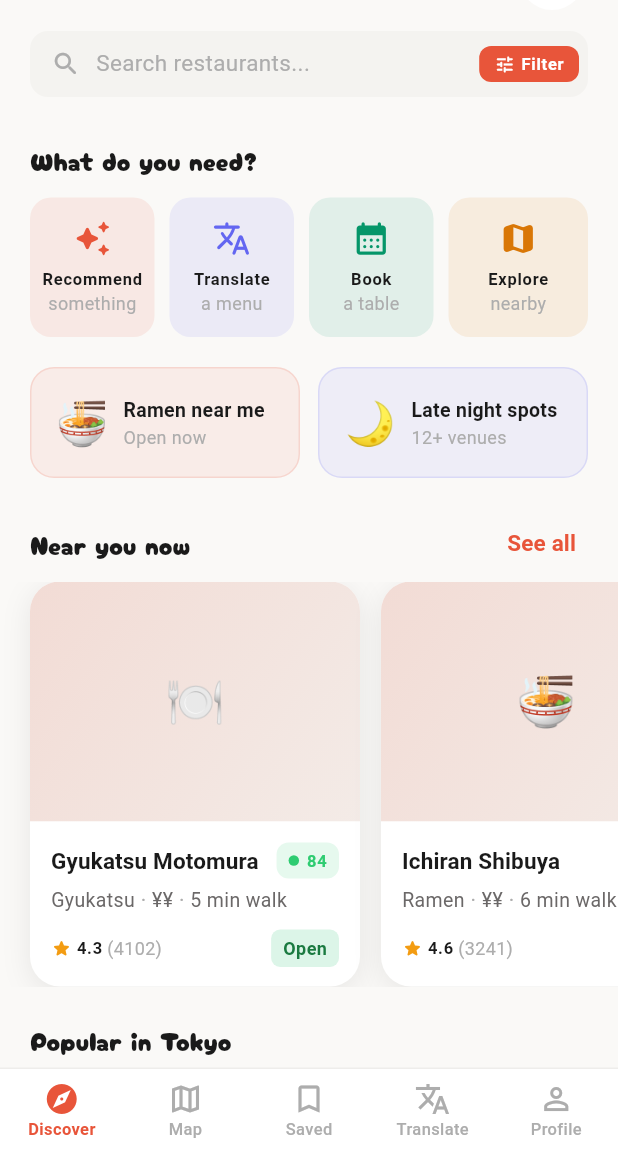
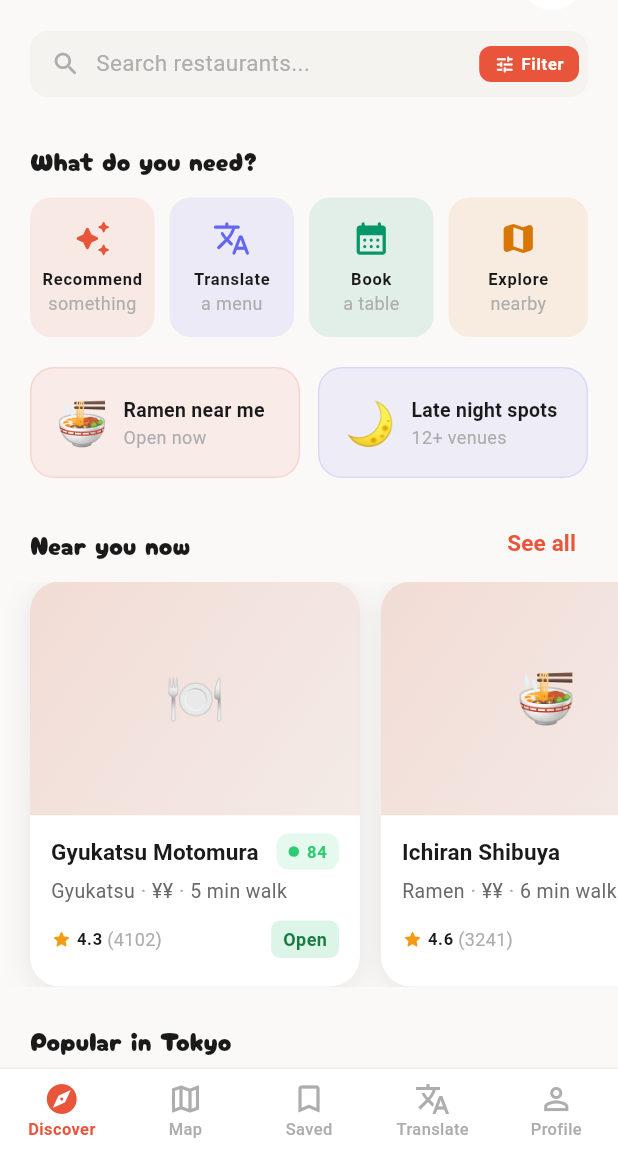
Before and after one commit to HiConnorM/Osusume, a Flutter app: the HomeScreen screen opened by its route, on a phone screen of 412 x 824 dp, the part 83-1236 px from its top. Run offline on Flutter 3.47's test engine with Material 3 defaults, Android fonts, the phone set to English and light mode, and no system bars; our stand-ins replace cached_network_image, flutter_map, flutter_riverpod, geolocator, go_router, image_picker and 5 more; accounts and stored records are empty; Roboto replaces fonts that are missing (System).

Commit message:
fix: resolve all analyzer warnings and RenderFlex overflows
- Replace deprecated .withOpacity() with .withValues(alpha:) across all screens and widgets
- Replace deprecated SwitchListTile.activeColor with activeThumbColor
- Fix unnecessary_underscores lint: replace __ wildcard params with _ in router, screens, and widgets
- Fix null-aware map element in supabase_restaurant_repository
- Fix unnecessary braces in string interpolations in reservation_screen
- Fix RenderFlex bottom overflow in RestaurantCard vertical layout (reduce image height 160→156, adjust padding)
- Fix RenderFlex right overflow in RestaurantCard cuisine row (wrap in Flexible with ellipsis)
- Add overflow protection to horizontal card cuisine+price text
- Update ios/project.pbxproj: add iphonesimulator to SUPPORTED_PLATFORMS, disable code signing for simulator SDK
- Update Runner.xcscheme: add SupportedDestinations for Xcode 26 compatibility

flutter analyze: 0 issues

Co-Authored-By: Claude Sonnet 4.6 <noreply@anthropic.com>

```diff
--- a/osusume_app/lib/core/repositories/supabase_restaurant_repository.dart
+++ b/osusume_app/lib/core/repositories/supabase_restaurant_repository.dart
@@ -45,7 +45,7 @@ class SupabaseRestaurantRepository implements RestaurantRepository {
     final remote = RestaurantRemoteModel.fromJson({
       ...restaurantJson,
       'photos': photosJson,
-      if (ffJson != null) 'foreignerFactors': ffJson,
+      'foreignerFactors': ?ffJson,
     });
 
     return remote.toRestaurant();
--- a/osusume_app/lib/core/router/app_router.dart
+++ b/osusume_app/lib/core/router/app_router.dart
@@ -22,41 +22,41 @@ final appRouter = GoRouter(
   routes: [
     GoRoute(
       path: '/splash',
-      builder: (_, __) => const SplashScreen(),
+      builder: (_, _) =>const SplashScreen(),
     ),
     GoRoute(
       path: '/onboarding',
-      builder: (_, __) => const OnboardingScreen(),
+      builder: (_, _) =>const OnboardingScreen(),
     ),
     ShellRoute(
       navigatorKey: _shellNavigatorKey,
-      builder: (_, __, child) => MainShell(child: child),
+      builder: (_, _, child) => MainShell(child: child),
       routes: [
         GoRoute(
           path: '/home',
-          builder: (_, __) => const HomeScreen(),
+          builder: (_, _) =>const HomeScreen(),
         ),
         GoRoute(
           path: '/map',
-          builder: (_, __) => const MapScreen(),
+          builder: (_, _) =>const MapScreen(),
         ),
         GoRoute(
           path: '/saved',
-          builder: (_, __) => const SavedScreen(),
+          builder: (_, _) =>const SavedScreen(),
         ),
         GoRoute(
           path: '/translate',
-          builder: (_, __) => const MenuTranslationScreen(),
+          builder: (_, _) =>const MenuTranslationScreen(),
         ),
         GoRoute(
           path: '/profile',
-          builder: (_, __) => const ProfileScreen(),
+          builder: (_, _) =>const ProfileScreen(),
         ),
       ],
     ),
     GoRoute(
       path: '/recommend',
-      builder: (_, __) => const RecommendationScreen(),
+      builder: (_, _) =>const RecommendationScreen(),
     ),
     GoRoute(
       path: '/restaurant/:id',
--- a/osusume_app/lib/features/home/home_screen.dart
+++ b/osusume_app/lib/features/home/home_screen.dart
@@ -235,9 +235,9 @@ class _HomeScreenState extends ConsumerState<HomeScreen> {
       child: Container(
         padding: const EdgeInsets.all(16),
         decoration: BoxDecoration(
-          color: color.withOpacity(0.08),
+          color: color.withValues(alpha: 0.08),
           borderRadius: BorderRadius.circular(16),
-          border: Border.all(color: color.withOpacity(0.15)),
+          border: Border.all(color: color.withValues(alpha: 0.15)),
         ),
         child: Row(
           children: [
@@ -287,7 +287,7 @@ class _HomeScreenState extends ConsumerState<HomeScreen> {
         height: 270,
         child: Center(child: CircularProgressIndicator()),
       ),
-      error: (_, __) => const SizedBox(
+      error: (_, _) => const SizedBox(
         height: 270,
         child: Center(child: Text('Could not load restaurants')),
       ),
@@ -323,7 +323,7 @@ class _HomeScreenState extends ConsumerState<HomeScreen> {
     final nearby = ref.watch(nearbyRestaurantsProvider);
     return nearby.when(
       loading: () => const SliverToBoxAdapter(child: SizedBox.shrink()),
-      error: (_, __) => const SliverToBoxAdapter(child: SizedBox.shrink()),
+      error: (_, _) => const SliverToBoxAdapter(child: SizedBox.shrink()),
       data: (restaurants) {
         final popular = (restaurants.toList()
               ..sort((a, b) => b.rating.compareTo(a.rating)))
@@ -374,7 +374,7 @@ class _QuickActionButton extends StatelessWidget {
       child: Container(
         padding: const EdgeInsets.symmetric(vertical: 14),
         decoration: BoxDecoration(
-          color: action.color.withOpacity(0.1),
+          color: action.color.withValues(alpha: 0.1),
           borderRadius: BorderRadius.circular(14),
         ),
         child: Column(
--- a/osusume_app/lib/features/map/map_screen.dart
+++ b/osusume_app/lib/features/map/map_screen.dart
@@ -103,7 +103,7 @@ class _MapScreenState extends ConsumerState<MapScreen> with TickerProviderStateM
     _showRestaurantSheet(restaurant);
   }
 
-  void _onMapTap(TapPosition _, LatLng __) {
+  void _onMapTap(TapPosition _, LatLng _) {
     if (_selectedRestaurantId != null) {
       setState(() => _selectedRestaurantId = null);
     }
--- a/osusume_app/lib/features/onboarding/onboarding_screen.dart
+++ b/osusume_app/lib/features/onboarding/onboarding_screen.dart
@@ -338,7 +338,7 @@ class _SelectionTile extends StatelessWidget {
         margin: const EdgeInsets.only(bottom: 10),
         padding: const EdgeInsets.symmetric(horizontal: 16, vertical: 14),
         decoration: BoxDecoration(
-          color: selected ? AppColors.primary.withOpacity(0.06) : AppColors.surface,
+          color: selected ? AppColors.primary.withValues(alpha: 0.06) : AppColors.surface,
           borderRadius: BorderRadius.circular(14),
           border: Border.all(
             color: selected ? AppColors.primary : AppColors.divider,
--- a/osusume_app/lib/features/restaurants/restaurant_detail_screen.dart
+++ b/osusume_app/lib/features/restaurants/restaurant_detail_screen.dart
@@ -102,8 +102,8 @@ class _RestaurantDetailScreenState extends State<RestaurantDetailScreen> {
                         begin: Alignment.topLeft,
                         end: Alignment.bottomRight,
                         colors: [
-                          AppColors.primary.withOpacity(0.2),
-                          AppColors.primary.withOpacity(0.05),
+                          AppColors.primary.withValues(alpha: 0.2),
+                          AppColors.primary.withValues(alpha: 0.05),
                         ],
                       ),
                     ),
--- a/osusume_app/lib/features/splash/splash_screen.dart
+++ b/osusume_app/lib/features/splash/splash_screen.dart
@@ -113,7 +113,7 @@ class _SplashScreenState extends State<SplashScreen>
                   child: Text(
                     'Your Japan dining guide',
                     style: AppTextStyles.bodyMedium.copyWith(
-                      color: Colors.white.withOpacity(0.8),
+                      color: Colors.white.withValues(alpha: 0.8),
                     ),
                   ),
                 ),
--- a/osusume_app/lib/shared/widgets/ease_score_badge.dart
+++ b/osusume_app/lib/shared/widgets/ease_score_badge.dart
@@ -28,9 +28,9 @@ class EaseScoreBadge extends StatelessWidget {
       return Container(
         padding: const EdgeInsets.symmetric(horizontal: 16, vertical: 10),
         decoration: BoxDecoration(
-          color: _color.withOpacity(0.12),
+          color: _color.withValues(alpha:0.12),
           borderRadius: BorderRadius.circular(12),
-          border: Border.all(color: _color.withOpacity(0.3)),
+          border: Border.all(color: _color.withValues(alpha:0.3)),
         ),
         child: Row(
           mainAxisSize: MainAxisSize.min,
@@ -50,7 +50,7 @@ class EaseScoreBadge extends StatelessWidget {
               children: [
                 Text(
                   'Foreigner Ease',
-                  style: AppTextStyles.caption.copyWith(color: _color.withOpacity(0.8)),
+                  style: AppTextStyles.caption.copyWith(color: _color.withValues(alpha:0.8)),
                 ),
                 Text(
                   '$score / 100 · $_label',
@@ -66,7 +66,7 @@ class EaseScoreBadge extends StatelessWidget {
     return Container(
       padding: const EdgeInsets.symmetric(horizontal: 8, vertical: 4),
       decoration: BoxDecoration(
-        color: _color.withOpacity(0.12),
+        color: _color.withValues(alpha:0.12),
         borderRadius: BorderRadius.circular(8),
       ),
       child: Row(
--- a/osusume_app/lib/shared/widgets/restaurant_card.dart
+++ b/osusume_app/lib/shared/widgets/restaurant_card.dart
@@ -43,10 +43,10 @@ class RestaurantCard extends StatelessWidget {
         children: [
           ClipRRect(
             borderRadius: const BorderRadius.vertical(top: Radius.circular(20)),
-            child: _buildImage(height: 160),
+            child: _buildImage(height: 156),
           ),
           Padding(
-            padding: const EdgeInsets.all(14),
+            padding: const EdgeInsets.fromLTRB(14, 12, 14, 12),
             child: Column(
               crossAxisAlignment: CrossAxisAlignment.start,
               children: [
@@ -66,9 +66,13 @@ class RestaurantCard extends StatelessWidget {
                 const SizedBox(height: 4),
                 Row(
                   children: [
-                    Text(
-                      restaurant.cuisine,
-                      style: AppTextStyles.bodySmall,
+                    Flexible(
+                      child: Text(
+                        restaurant.cuisine,
+                        style: AppTextStyles.bodySmall,
+                        maxLines: 1,
+                        overflow: TextOverflow.ellipsis,
+                      ),
                     ),
                     const Text(' · ', style: TextStyle(color: AppColors.textTertiary)),
                     Text(
@@ -169,6 +173,8 @@ class RestaurantCard extends StatelessWidget {
                   Text(
                     '${restaurant.cuisine} · ${restaurant.priceString}',
                     style: AppTextStyles.bodySmall,
+                    maxLines: 1,
+                    overflow: TextOverflow.ellipsis,
                   ),
                   const SizedBox(height: 6),
                   Row(
@@ -212,8 +218,8 @@ class RestaurantCard extends StatelessWidget {
         width: width,
         height: height,
         fit: BoxFit.cover,
-        placeholder: (_, __) => _shimmerPlaceholder(width: width, height: height),
-        errorWidget: (_, __, ___) => _fallbackPlaceholder(width: width, height: height),
+        placeholder: (_, _) => _shimmerPlaceholder(width: width, height: height),
+        errorWidget: (_, _, _) => _fallbackPlaceholder(width: width, height: height),
       );
     }
     return _fallbackPlaceholder(width: width, height: height);
@@ -241,8 +247,8 @@ class RestaurantCard extends StatelessWidget {
                 begin: Alignment.topLeft,
                 end: Alignment.bottomRight,
                 colors: [
-                  AppColors.primary.withOpacity(0.15),
-                  AppColors.primary.withOpacity(0.05),
+                  AppColors.primary.withValues(alpha: 0.15),
+                  AppColors.primary.withValues(alpha: 0.05),
                 ],
               ),
             ),
```
Also changed, not shown: osusume_app/lib/features/menu_translation/menu_translation_screen.dart (+5 -5 lines), osusume_app/lib/features/profile/profile_screen.dart (+4 -4 lines), osusume_app/lib/features/recommendations/recommendation_screen.dart (+6 -6 lines), osusume_app/lib/features/reservations/reservation_screen.dart (+4 -4 lines), osusume_app/lib/shared/widgets/photo_gallery.dart (+4 -4 lines), 3 other files.
